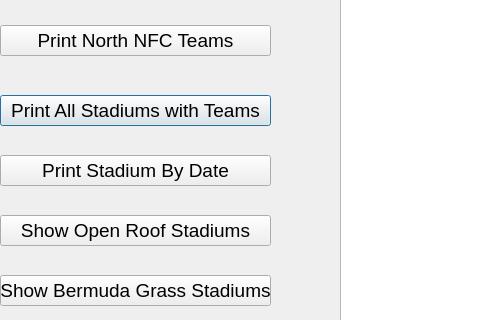
Before: the Qt Designer form app/DisplayInfo.ui in TheBeesKnees111/Gamer-Girls, drawn with Qt 5; both pictures show x 0 to 480 and y 315 to 635 of the 1449 by 772 pixel window.
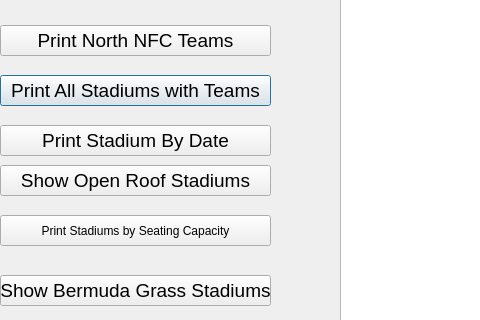
After: the same form once the commit is applied.

Commit message: Display Stadiums by Seating Cap & Total

Diff of the .ui file:
```diff
--- a/app/DisplayInfo.ui
+++ b/app/DisplayInfo.ui
@@ -17,7 +17,7 @@
    <property name="geometry">
     <rect>
      <x>0</x>
-     <y>410</y>
+     <y>390</y>
      <width>271</width>
      <height>31</height>
     </rect>
@@ -53,7 +53,7 @@
    <property name="geometry">
     <rect>
      <x>0</x>
-     <y>470</y>
+     <y>440</y>
      <width>271</width>
      <height>31</height>
     </rect>
@@ -171,7 +171,7 @@
    <property name="geometry">
     <rect>
      <x>0</x>
-     <y>530</y>
+     <y>480</y>
      <width>271</width>
      <height>31</height>
     </rect>
@@ -249,6 +249,19 @@
     <string>TextLabel</string>
    </property>
   </widget>
+  <widget class="QPushButton" name="Print_Seating_Cap_PushButton">
+   <property name="geometry">
+    <rect>
+     <x>0</x>
+     <y>530</y>
+     <width>271</width>
+     <height>31</height>
+    </rect>
+   </property>
+   <property name="text">
+    <string>Print Stadiums by Seating Capacity</string>
+   </property>
+  </widget>
  </widget>
  <resources/>
  <connections/>
```
The commit also changes 4 other files.
